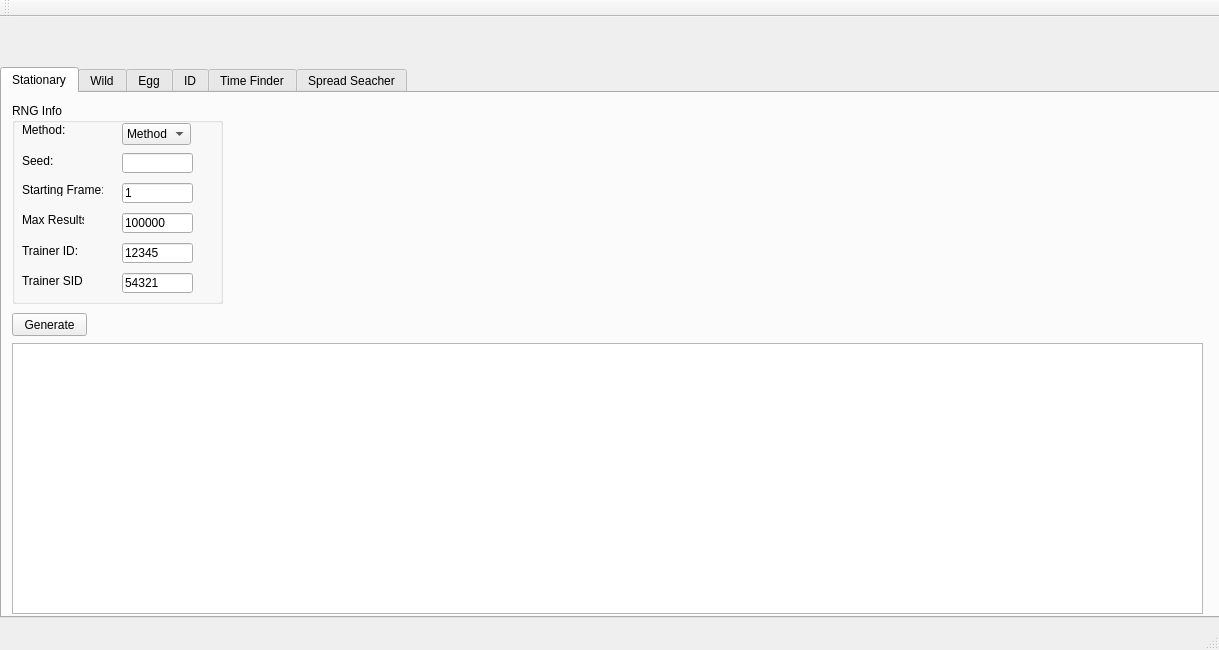
Before: the Qt Designer form Forms/mainwindow.ui in Admiral-Fish/PokeFinder, drawn with Qt 5.
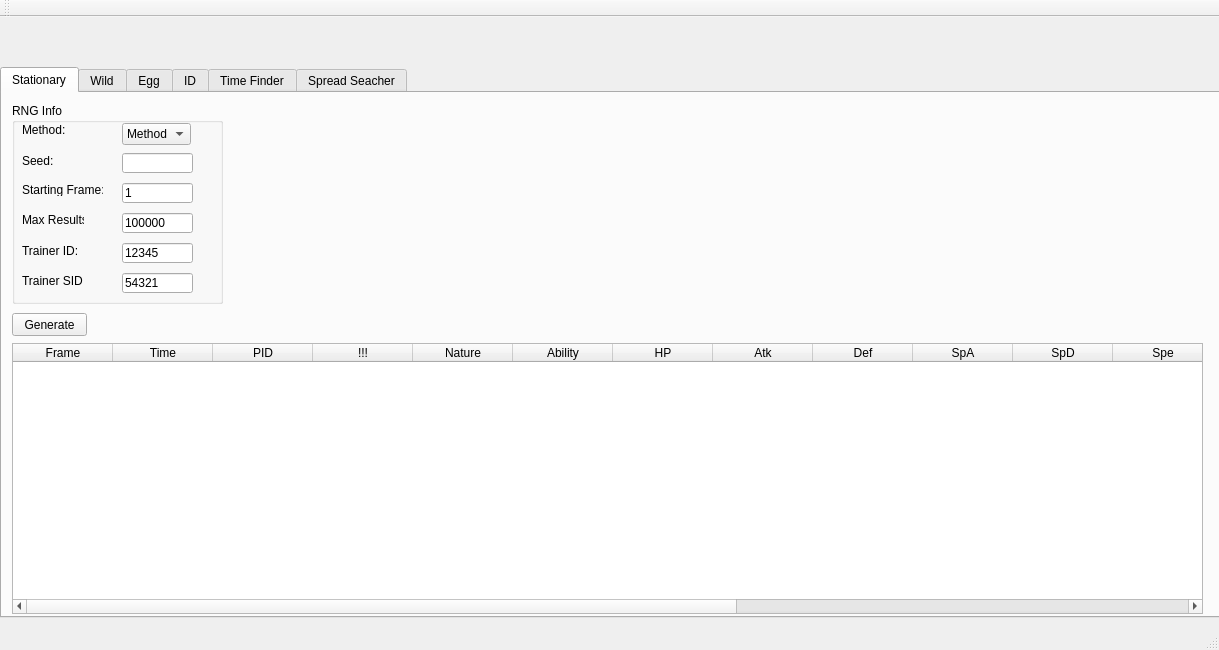
After: the same form once the commit is applied.

Diff of the .ui file:
```diff
--- a/Forms/mainwindow.ui
+++ b/Forms/mainwindow.ui
@@ -286,7 +286,7 @@
        <bool>false</bool>
       </property>
      </widget>
-     <widget class="QTableView" name="tableView">
+     <widget class="QTableWidget" name="tableWidget">
       <property name="geometry">
        <rect>
         <x>10</x>
@@ -295,6 +295,96 @@
         <height>271</height>
        </rect>
       </property>
+      <column>
+       <property name="text">
+        <string>Frame</string>
+       </property>
+      </column>
+      <column>
+       <property name="text">
+        <string>Time</string>
+       </property>
+      </column>
+      <column>
+       <property name="text">
+        <string>PID</string>
+       </property>
+      </column>
+      <column>
+       <property name="text">
+        <string>!!!</string>
+       </property>
+      </column>
+      <column>
+       <property name="text">
+        <string>Nature</string>
+       </property>
+      </column>
+      <column>
+       <property name="text">
+        <string>Ability</string>
+       </property>
+      </column>
+      <column>
+       <property name="text">
+        <string>HP</string>
+       </property>
+      </column>
+      <column>
+       <property name="text">
+        <string>Atk</string>
+       </property>
+      </column>
+      <column>
+       <property name="text">
+        <string>Def</string>
+       </property>
+      </column>
+      <column>
+       <property name="text">
+        <string>SpA</string>
+       </property>
+      </column>
+      <column>
+       <property name="text">
+        <string>SpD</string>
+       </property>
+      </column>
+      <column>
+       <property name="text">
+        <string>Spe</string>
+       </property>
+      </column>
+      <column>
+       <property name="text">
+        <string>Hidden</string>
+       </property>
+      </column>
+      <column>
+       <property name="text">
+        <string>Power</string>
+       </property>
+      </column>
+      <column>
+       <property name="text">
+        <string>12.5% F</string>
+       </property>
+      </column>
+      <column>
+       <property name="text">
+        <string>25% F</string>
+       </property>
+      </column>
+      <column>
+       <property name="text">
+        <string>50% F</string>
+       </property>
+      </column>
+      <column>
+       <property name="text">
+        <string>75% F</string>
+       </property>
+      </column>
      </widget>
     </widget>
     <widget class="QWidget" name="tabWild">
```
Left out of the diff: 2 changed lines with no effect on the pictures.
